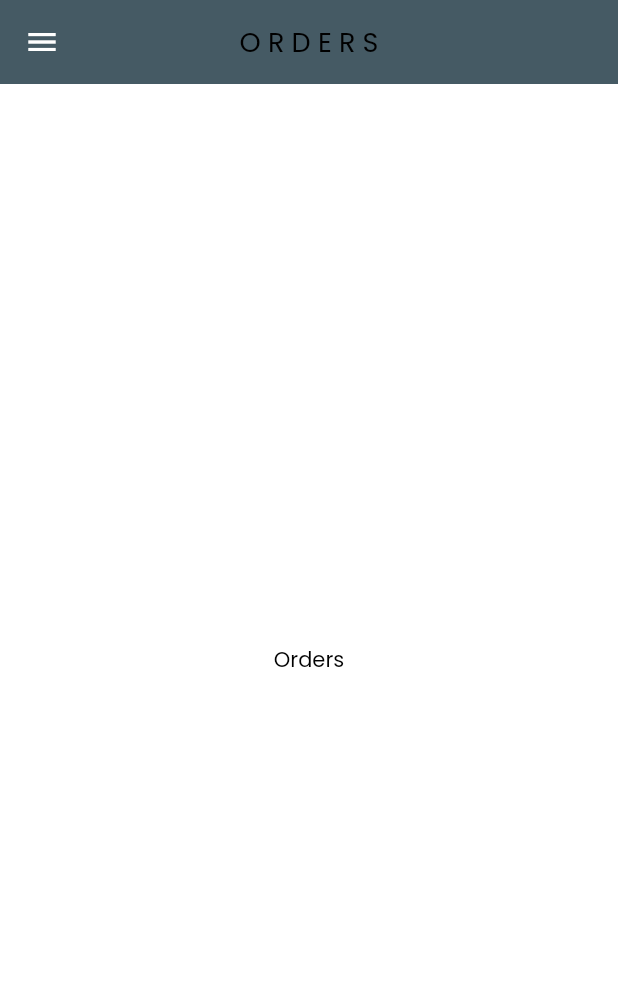
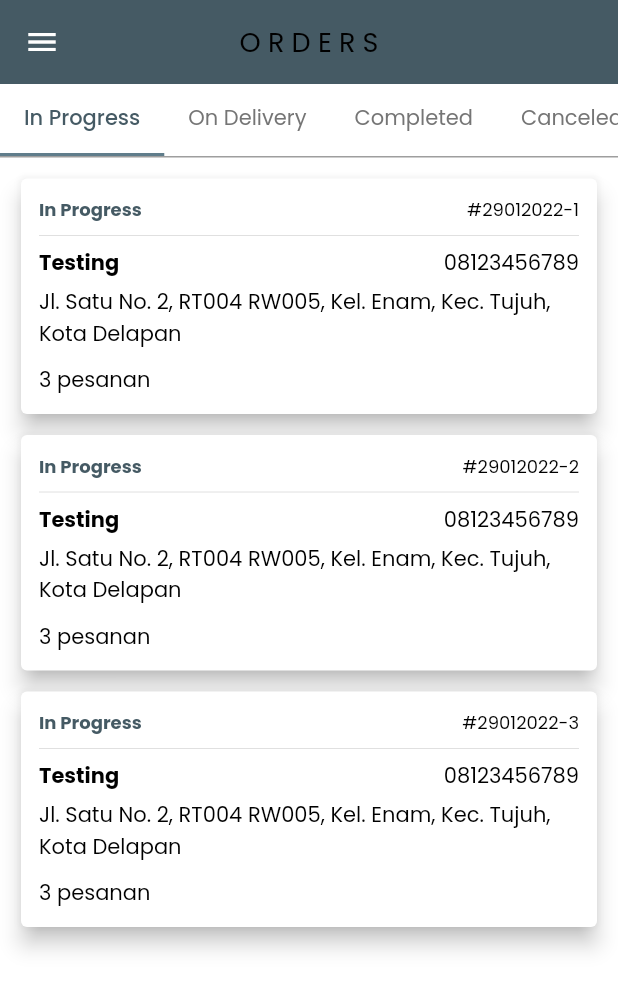
Before and after one commit to srfiryal/parkang_admin, a Flutter app: the screen it shows after launch, after a tap on "LOGIN", on a phone screen of 412 x 824 dp. Shown: the top 990 px of the screen. Run offline on Flutter 3.47's test engine with Material 2 defaults, Android fonts, the phone set to English and light mode, and no system bars; our stand-ins replace flutter_spinkit, google_fonts.

Commit message:
feat: [SF] orders

```diff
--- a/lib/main.dart
+++ b/lib/main.dart
@@ -43,6 +43,12 @@ class MyApp extends StatelessWidget {
             ),
           ),
         ),
+        tabBarTheme: TabBarTheme(
+          labelColor: Colors.blueGrey.shade700,
+          labelStyle: GoogleFonts.poppins(fontWeight: FontWeight.w500),
+          unselectedLabelColor: Colors.grey.shade600,
+          unselectedLabelStyle: GoogleFonts.poppins(fontWeight: FontWeight.w400),
+        ),
         outlinedButtonTheme: OutlinedButtonThemeData(
           style: OutlinedButton.styleFrom(
             primary: Colors.black,
--- /dev/null
+++ b/lib/models/order_item_model.dart
@@ -0,0 +1,11 @@
+class OrderItemModel {
+  final String productId;
+  final String productName;
+  final String productImageUrl;
+  final int pricePerItem;
+  final int amount;
+  final int totalPrice;
+
+  OrderItemModel(this.productId, this.productName, this.productImageUrl,
+      this.pricePerItem, this.amount, this.totalPrice);
+}
--- /dev/null
+++ b/lib/models/order_model.dart
@@ -0,0 +1,30 @@
+import 'package:parkang_admin/models/order_item_model.dart';
+
+class OrderModel {
+  final String id;
+  final String status;
+  final String buyersName;
+  final String buyersPhone;
+  final String address;
+  final List<OrderItemModel> items;
+  final int itemsTotalPrice;
+  final int deliveryFee;
+  final int totalPrice;
+  final String paymentMethod;
+  final String shipmentMethod;
+  final String shipmentReceipt;
+
+  OrderModel(
+      this.id,
+      this.status,
+      this.buyersName,
+      this.buyersPhone,
+      this.address,
+      this.items,
+      this.itemsTotalPrice,
+      this.deliveryFee,
+      this.totalPrice,
+      this.paymentMethod,
+      this.shipmentMethod,
+      this.shipmentReceipt);
+}
--- /dev/null
+++ b/lib/models/product_model.dart
@@ -0,0 +1,9 @@
+class ProductModel {
+  final String id;
+  final String name;
+  final String description;
+  final String imageUrl;
+  final int price;
+
+  ProductModel(this.id, this.name, this.description, this.imageUrl, this.price);
+}
--- /dev/null
+++ b/lib/shared/loading.dart
@@ -0,0 +1,18 @@
+import 'package:flutter/material.dart';
+import 'package:flutter_spinkit/flutter_spinkit.dart';
+
+class Loading extends StatelessWidget {
+  const Loading({Key? key}) : super(key: key);
+
+  @override
+  Widget build(BuildContext context) {
+    return Scaffold(
+      body: Center(
+        child: SpinKitChasingDots(
+          color: Theme.of(context).primaryColor,
+          size: 50,
+        ),
+      ),
+    );
+  }
+}
--- a/lib/view/orders.dart
+++ b/lib/view/orders.dart
@@ -1,4 +1,8 @@
-import 'package:flutter/cupertino.dart';
+import 'package:flutter/material.dart';
+import 'package:google_fonts/google_fonts.dart';
+import 'package:parkang_admin/models/order_item_model.dart';
+import 'package:parkang_admin/models/order_model.dart';
+import 'package:parkang_admin/shared/loading.dart';
 
 class Orders extends StatefulWidget {
   const Orders({Key? key}) : super(key: key);
@@ -7,9 +11,145 @@ class Orders extends StatefulWidget {
   _OrdersState createState() => _OrdersState();
 }
 
-class _OrdersState extends State<Orders> {
+class _OrdersState extends State<Orders> with SingleTickerProviderStateMixin {
+  final List<Tab> _tabMenus = [
+    const Tab(text: 'In Progress'),
+    const Tab(text: 'On Delivery'),
+    const Tab(text: 'Completed'),
+    const Tab(text: 'Canceled'),
+  ];
+  bool _isLoading = false;
+  late List<OrderModel> _orders;
+  late TabController _tabController;
+
+  @override
+  void initState() {
+    // TODO: implement initState
+    super.initState();
+
+    _tabController = TabController(length: _tabMenus.length, vsync: this);
+    _getPrefs();
+  }
+
+  Future<void> _getPrefs() async {
+    _setLoading(true);
+
+    List<OrderItemModel> _orderItems = [
+      OrderItemModel('', 'Produk 1', 'https://images.heb.com/is/image/HEBGrocery/000318982', 10000, 1, 10000),
+      OrderItemModel('', 'Produk 2', 'https://images.heb.com/is/image/HEBGrocery/000318982', 10000, 1, 10000),
+      OrderItemModel('', 'Produk 3', 'https://images.heb.com/is/image/HEBGrocery/000318982', 10000, 2, 20000)
+    ];
+    _orders = [
+      OrderModel('#29012022-1', 'In Progress', 'Testing', '08123456789', 'Jl. Satu No. 2, RT004 RW005, Kel. Enam, Kec. Tujuh, Kota Delapan', _orderItems, 40000, 10000, 50000, 'Tunai', 'Diantar', ''),
+      OrderModel('#29012022-2', 'In Progress', 'Testing', '08123456789', 'Jl. Satu No. 2, RT004 RW005, Kel. Enam, Kec. Tujuh, Kota Delapan', _orderItems, 40000, 10000, 50000, 'Tunai',  'JNE', '12345678'),
+      OrderModel('#29012022-3', 'In Progress', 'Testing', '08123456789', 'Jl. Satu No. 2, RT004 RW005, Kel. Enam, Kec. Tujuh, Kota Delapan', _orderItems, 40000, 10000, 50000, 'Tunai', 'JNT', '12345678'),
+    ];
+
+    _setLoading(false);
+  }
+
+  void _setLoading(bool loading) {
+    if (mounted) {
+      setState(() {
+        _isLoading = loading;
+      });
+    } else {
+      _isLoading = loading;
+    }
+  }
+
   @override
   Widget build(BuildContext context) {
-    return const Center(child: Text('Orders'));
+    return _isLoading ? const Loading() : Column(
+      mainAxisAlignment: MainAxisAlignment.start,
+      children: [
+        TabBar(
+          tabs: _tabMenus,
+          controller: _tabController,
+          isScrollable: true,
+        ),
+        Container(height: 1.0, color: Colors.grey),
+        Expanded(
+          child: TabBarView(
+            controller: _tabController,
+            children: [
+              _buildTabContent(),
+              _buildTabContent(),
+              _buildTabContent(),
+              _buildTabContent(),
+            ],
+          ),
+        ),
+      ],
+    );
+  }
+
+  Widget _buildTabContent() {
+    return Padding(
+      padding: const EdgeInsets.symmetric(vertical: 7.0),
+      child: ListView.builder(
+          primary: false,
+          shrinkWrap: true,
+          itemCount: _orders.length,
+          itemBuilder: (context, index) {
+            return _buildItemCard(_orders[index]);
+          }
+      ),
+    );
+  }
+
+  Widget _buildItemCard(OrderModel orderModel) {
+    Color statusColor;
+    switch (orderModel.status) {
+      case 'On Delivery':
+        statusColor = Colors.blue;
+        break;
+      case 'Completed':
+        statusColor = Colors.green;
+        break;
+      case 'Canceled':
+        statusColor = Colors.red;
+        break;
+      default:
+        statusColor = Theme.of(context).primaryColor;
+        break;
+    }
+
+    return Padding(
+      padding: const EdgeInsets.symmetric(vertical: 3.0, horizontal: 10.0),
+      child: Card(
+        elevation: 6.0,
+        child: InkWell(
+          onTap: () {},
+          child: Padding(
+            padding: const EdgeInsets.all(12.0),
+            child: Column(
+              crossAxisAlignment: CrossAxisAlignment.start,
+              children: [
+                Row(
+                  mainAxisAlignment: MainAxisAlignment.spaceBetween,
+                  children: [
+                    Text(orderModel.status, style: GoogleFonts.poppins(fontSize: 12.0, fontWeight: FontWeight.bold, color: statusColor)),
+                    Text(orderModel.id, style: GoogleFonts.poppins(fontSize: 12.0))
+                  ],
+                ),
+                const Divider(),
+                Row(
+                  mainAxisAlignment: MainAxisAlignment.spaceBetween,
+                  children: [
+                    Text(orderModel.buyersName, style: GoogleFonts.poppins(fontWeight: FontWeight.bold)),
+                    Text(orderModel.buyersPhone)
+                  ],
+                ),
+                const SizedBox(height: 5.0),
+                Text(orderModel.address),
+                const SizedBox(height: 10.0),
+                Text('${orderModel.items.length} pesanan'),
+              ],
+            ),
+          ),
+        ),
+      ),
+    );
   }
 }
--- a/pubspec.yaml
+++ b/pubspec.yaml
@@ -36,6 +36,7 @@ dependencies:
   cupertino_icons: ^1.0.2
   google_fonts: ^2.2.0
   intl: ^0.17.0
+  flutter_spinkit: ^5.1.0
 
 dev_dependencies:
   flutter_test:
```
Also changed, not shown: pubspec.lock, 8 other files.
